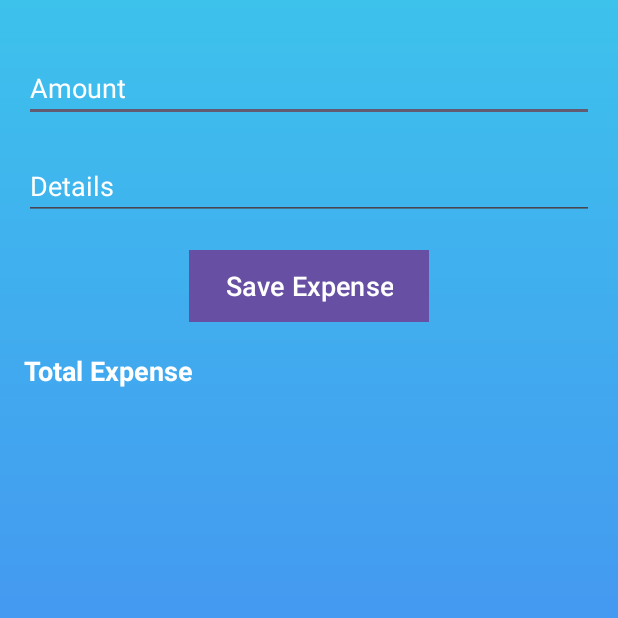
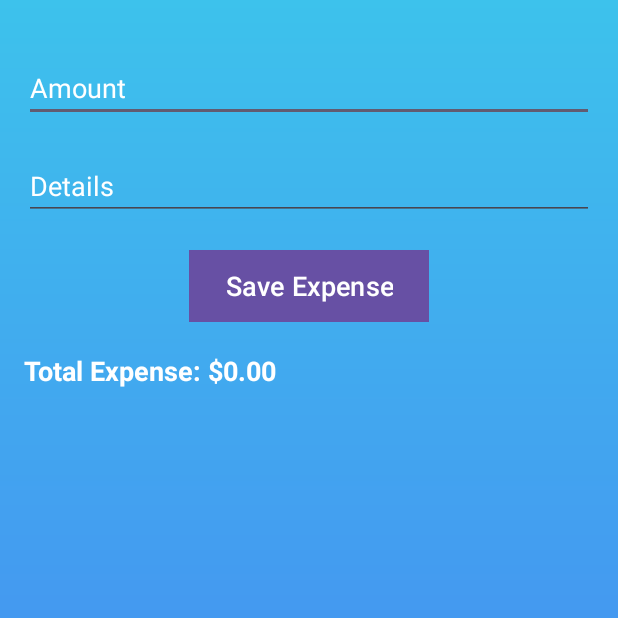
Before and after one commit to Tanakishq221/expense, an Android app: the screen it shows after launch (AddExpenseActivity), after a tap on "Add Expense", on a phone screen of 412 x 824 dp, the top half of it. Run offline under Robolectric (Android 15) with nearby library versions, the phone set to English and light mode, and no system bars.

Commit message:
change in expense activity

```diff
--- a/app/src/main/java/com/example/expense/AddExpenseActivity.java
+++ b/app/src/main/java/com/example/expense/AddExpenseActivity.java
@@ -1,10 +1,13 @@
 package com.example.expense;
 
-
 import android.content.Intent;
+import android.database.Cursor;
 import android.os.Bundle;
 import android.widget.Button;
 import android.widget.EditText;
+import android.widget.ListView;
+import android.widget.SimpleCursorAdapter;
+import android.widget.TextView;
 import android.widget.Toast;
 
 import androidx.appcompat.app.AppCompatActivity;
@@ -12,6 +15,8 @@ import androidx.appcompat.app.AppCompatActivity;
 public class AddExpenseActivity extends AppCompatActivity {
 
     private DatabaseHelper db;
+    private TextView totalExpenseTextView;
+    private ListView listViewExpense;
 
     @Override
     protected void onCreate(Bundle savedInstanceState) {
@@ -23,6 +28,8 @@ public class AddExpenseActivity extends AppCompatActivity {
         EditText editTextAmount = findViewById(R.id.edittext1);
         EditText editTextDetails = findViewById(R.id.edittext2);
         Button buttonSave = findViewById(R.id.button_save_expense);
+        totalExpenseTextView = findViewById(R.id.totalExpenseTextView);
+        listViewExpense = findViewById(R.id.listViewExpense);
 
         buttonSave.setOnClickListener(v -> {
             String amountStr = editTextAmount.getText().toString();
@@ -32,7 +39,15 @@ public class AddExpenseActivity extends AppCompatActivity {
                     double amount = Double.parseDouble(amountStr);
                     db.addExpense(amount, details);
 
-                    // Set result and finish
+                    // Refresh data
+                    updateTotalExpense();
+                    loadExpenseData();
+
+                    // Clear input fields
+                    editTextAmount.setText("");
+                    editTextDetails.setText("");
+
+                    // Set result and finish (if needed to pass data back to the main activity)
                     Intent resultIntent = new Intent();
                     setResult(RESULT_OK, resultIntent);
                     finish();
@@ -43,5 +58,22 @@ public class AddExpenseActivity extends AppCompatActivity {
                 Toast.makeText(AddExpenseActivity.this, "Please enter all fields", Toast.LENGTH_SHORT).show();
             }
         });
+
+        updateTotalExpense();
+        loadExpenseData();
+    }
+
+    private void updateTotalExpense() {
+        double totalExpense = db.getTotalExpense();
+        String formattedTotalExpense = String.format("Total Expense: $%.2f", totalExpense);
+        totalExpenseTextView.setText(formattedTotalExpense);
+    }
+
+    private void loadExpenseData() {
+        Cursor cursor = db.getAllExpenses();
+        String[] from = {DatabaseHelper.COLUMN_AMOUNT, DatabaseHelper.COLUMN_DETAILS, DatabaseHelper.COLUMN_TIMESTAMP};
+        int[] to = {android.R.id.text1, android.R.id.text2};
+        SimpleCursorAdapter adapter = new SimpleCursorAdapter(this, android.R.layout.simple_list_item_2, cursor, from, to, 0);
+        listViewExpense.setAdapter(adapter);
     }
 }
--- a/app/src/main/java/com/example/expense/MainActivity.java
+++ b/app/src/main/java/com/example/expense/MainActivity.java
@@ -4,6 +4,7 @@ import android.annotation.SuppressLint;
 import android.content.Intent;
 import android.database.Cursor;
 import android.os.Bundle;
+import android.util.Log;
 import android.widget.ListView;
 import android.widget.SimpleCursorAdapter;
 import android.widget.TextView;
@@ -38,6 +39,7 @@ public class MainActivity extends AppCompatActivity {
             Intent intent = new Intent(MainActivity.this, AddExpenseActivity.class);
             startActivityForResult(intent, REQUEST_CODE_ADD_EXPENSE);
         });
+        refreshData();
 
         addIncomeButton.setOnClickListener(v -> {
             Intent intent = new Intent(MainActivity.this, addincomeactivity.class);
```
